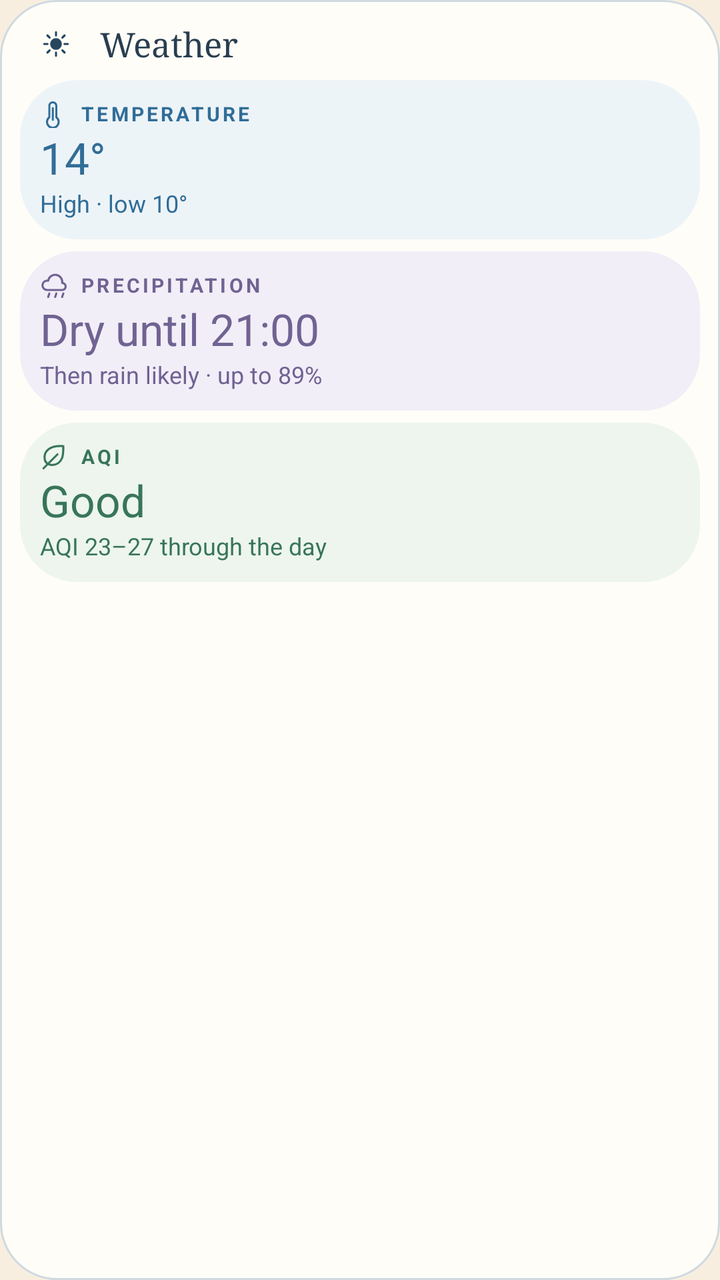
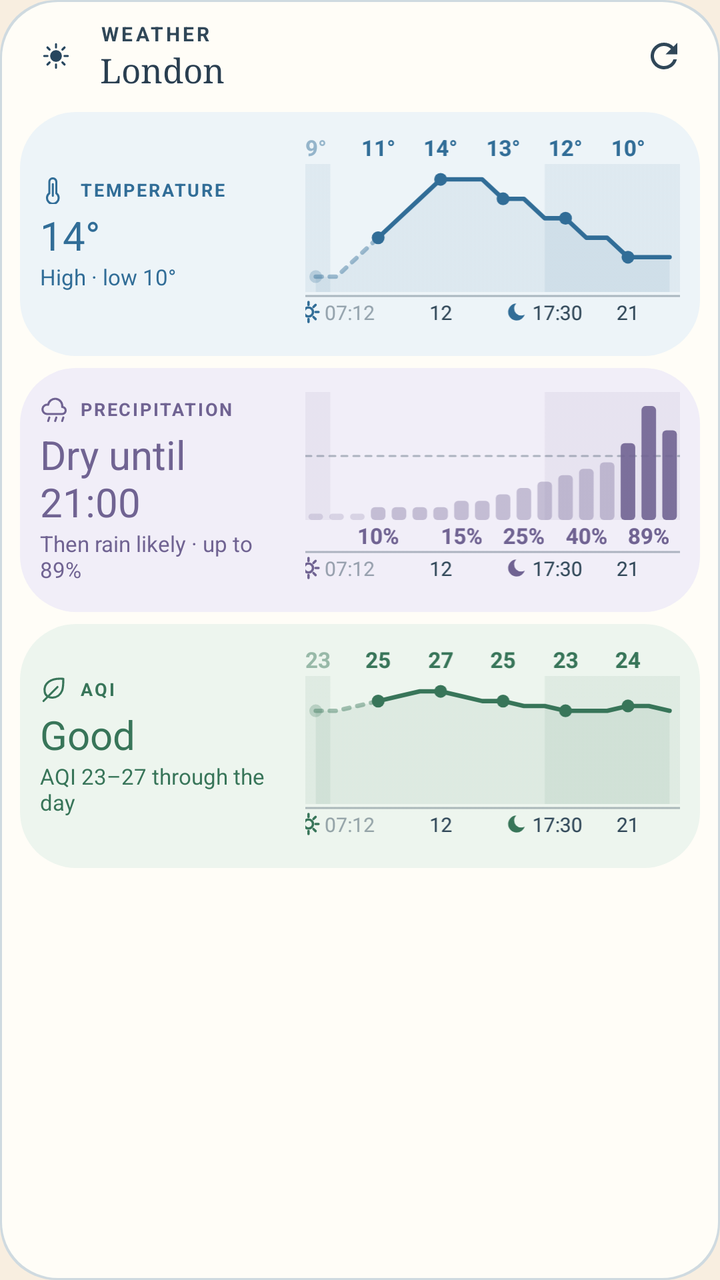

An Android layout rendered at two revisions. The XML below is the earlier revision; the diff shows what the commit changed to produce the second picture.
<!-- AndroidManifest.xml: application theme Screen -->
<!-- res/layout/widget_preview_weather_full.xml -->
<?xml version="1.0" encoding="utf-8"?>
<LinearLayout xmlns:android="http://schemas.android.com/apk/res/android"
    xmlns:tools="http://schemas.android.com/tools"
    android:layout_width="match_parent"
    android:layout_height="match_parent"
    android:background="@drawable/preview_card"
    android:orientation="vertical"
    android:padding="10dp">
    <LinearLayout android:layout_width="match_parent" android:layout_height="wrap_content" android:layout_marginStart="6dp" android:gravity="center_vertical">
        <ImageView android:layout_width="24dp" android:layout_height="24dp" android:importantForAccessibility="no" android:src="@drawable/ic_sun" android:tint="@color/preview_accent" tools:ignore="UseAppTint" />
        <TextView android:layout_width="wrap_content" android:layout_height="wrap_content" android:layout_marginStart="10dp" android:fontFamily="serif" android:text="@string/widget_weather_name" android:textColor="@color/preview_ink" android:textSize="17sp" />
    </LinearLayout>
    <LinearLayout android:layout_width="match_parent" android:layout_height="wrap_content" android:layout_marginTop="6dp" android:background="@drawable/preview_card" android:backgroundTint="#EDF4F8" android:orientation="vertical" android:padding="10dp">
        <LinearLayout android:layout_width="wrap_content" android:layout_height="wrap_content" android:gravity="center_vertical">
            <ImageView android:layout_width="14dp" android:layout_height="14dp" android:importantForAccessibility="no" android:src="@drawable/ic_thermometer" android:tint="#316D97" tools:ignore="UseAppTint" />
            <TextView android:layout_width="wrap_content" android:layout_height="wrap_content" android:layout_marginStart="6dp" android:letterSpacing="0.14" android:text="@string/weather_temperature" android:textAllCaps="true" android:textColor="#316D97" android:textSize="10sp" android:textStyle="bold" />
        </LinearLayout>
        <TextView android:layout_width="wrap_content" android:layout_height="wrap_content" android:text="14°" android:textColor="#316D97" android:textSize="22sp" />
        <TextView android:layout_width="wrap_content" android:layout_height="wrap_content" android:text="@string/preview_weather_high_low" android:textColor="#316D97" android:textSize="12sp" />
    </LinearLayout>
    <LinearLayout android:layout_width="match_parent" android:layout_height="wrap_content" android:layout_marginTop="6dp" android:background="@drawable/preview_card" android:backgroundTint="#F1EEF8" android:orientation="vertical" android:padding="10dp">
        <LinearLayout android:layout_width="wrap_content" android:layout_height="wrap_content" android:gravity="center_vertical">
            <ImageView android:layout_width="14dp" android:layout_height="14dp" android:importantForAccessibility="no" android:src="@drawable/ic_rain" android:tint="#706392" tools:ignore="UseAppTint" />
            <TextView android:layout_width="wrap_content" android:layout_height="wrap_content" android:layout_marginStart="6dp" android:letterSpacing="0.14" android:text="@string/weather_precipitation" android:textAllCaps="true" android:textColor="#706392" android:textSize="10sp" android:textStyle="bold" />
        </LinearLayout>
        <TextView android:layout_width="wrap_content" android:layout_height="wrap_content" android:text="@string/preview_weather_dry_until" android:textColor="#706392" android:textSize="22sp" />
        <TextView android:layout_width="wrap_content" android:layout_height="wrap_content" android:text="@string/preview_weather_then_rain" android:textColor="#706392" android:textSize="12sp" />
    </LinearLayout>
    <LinearLayout android:layout_width="match_parent" android:layout_height="wrap_content" android:layout_marginTop="6dp" android:background="@drawable/preview_card" android:backgroundTint="#EDF5EE" android:orientation="vertical" android:padding="10dp">
        <LinearLayout android:layout_width="wrap_content" android:layout_height="wrap_content" android:gravity="center_vertical">
            <ImageView android:layout_width="14dp" android:layout_height="14dp" android:importantForAccessibility="no" android:src="@drawable/ic_leaf" android:tint="#387559" tools:ignore="UseAppTint" />
            <TextView android:layout_width="wrap_content" android:layout_height="wrap_content" android:layout_marginStart="6dp" android:letterSpacing="0.14" android:text="@string/weather_air" android:textAllCaps="true" android:textColor="#387559" android:textSize="10sp" android:textStyle="bold" />
        </LinearLayout>
        <TextView android:layout_width="wrap_content" android:layout_height="wrap_content" android:text="@string/weather_aqi_good" android:textColor="#387559" android:textSize="22sp" />
        <TextView android:layout_width="wrap_content" android:layout_height="wrap_content" android:text="@string/preview_weather_aqi" android:textColor="#387559" android:textSize="12sp" />
    </LinearLayout>
</LinearLayout>
<!-- resources referenced by this layout -->
<resources>
  <color name="preview_accent">#27465E</color>
  <color name="preview_ink">#293E50</color>
  <!-- drawable ic_leaf (drawable) -->
  <?xml version="1.0" encoding="utf-8"?>
  <vector xmlns:android="http://schemas.android.com/apk/res/android"
      android:width="24dp" android:height="24dp" android:viewportWidth="24" android:viewportHeight="24">
      <path android:pathData="M20,3C9,2 3,7 4,14c1,7 12,7 15,-1 1,-3 1,-6 1,-10Z" android:strokeColor="#FFFFFFFF" android:strokeWidth="1.8" android:strokeLineCap="round" android:strokeLineJoin="round" />
      <path android:pathData="M3,22L15,10" android:strokeColor="#FFFFFFFF" android:strokeWidth="1.8" android:strokeLineCap="round" />
  </vector>
  <!-- drawable ic_thermometer (drawable) -->
  <?xml version="1.0" encoding="utf-8"?>
  <vector xmlns:android="http://schemas.android.com/apk/res/android"
      android:width="24dp" android:height="24dp" android:viewportWidth="24" android:viewportHeight="24">
      <path android:pathData="M14,14.8V5a3,3 0,0 0,-6 0v9.8a5,5 0,1 0,6 0Z" android:strokeColor="#FFFFFFFF" android:strokeWidth="1.8" android:strokeLineCap="round" android:strokeLineJoin="round" />
      <path android:pathData="M11,7v10" android:strokeColor="#FFFFFFFF" android:strokeWidth="1.8" android:strokeLineCap="round" />
  </vector>
  <!-- drawable preview_card (drawable) -->
  <?xml version="1.0" encoding="utf-8"?>
  <shape xmlns:android="http://schemas.android.com/apk/res/android">
      <solid android:color="@color/preview_surface" />
      <stroke android:width="1dp" android:color="@color/preview_line" />
      <corners android:radius="@dimen/widget_radius" />
  </shape>
  <string name="preview_weather_aqi">AQI 23–27 through the day</string>
  <string name="preview_weather_dry_until">Dry until 21:00</string>
  <string name="preview_weather_high_low">High · low 10°</string>
  <string name="preview_weather_then_rain">Then rain likely · up to 89%</string>
  <string name="weather_air">AQI</string>
  <string name="weather_aqi_good">Good</string>
  <string name="weather_precipitation">Precipitation</string>
  <string name="weather_temperature">Temperature</string>
  <string name="widget_weather_name">Weather</string>
  <style name="Screen" parent="@android:style/Theme.Material.Light.NoActionBar">
          <item name="android:windowBackground">@color/background</item>
          <item name="android:colorAccent">@color/sun</item>
          <item name="android:textColorPrimary">@color/ink</item>
          <item name="android:windowLightStatusBar">true</item>
      </style>
  <color name="sun">#D88B38</color>
  <color name="preview_surface">#FFFDF7</color>
  <color name="preview_line">#CFDAE0</color>
  <dimen name="widget_radius">16dp</dimen>
  <color name="background">#F8EEE0</color>
  <color name="ink">#2B2620</color>
  <!-- unchanged entries left out for length: 2 -->
</resources>

<!-- the commit's change to res/layout/widget_preview_weather_full.xml (unified diff, before → after) -->
@@ -1,37 +1,63 @@
 <?xml version="1.0" encoding="utf-8"?>
-<LinearLayout xmlns:android="http://schemas.android.com/apk/res/android"
+<FrameLayout xmlns:android="http://schemas.android.com/apk/res/android"
     xmlns:tools="http://schemas.android.com/tools"
     android:layout_width="match_parent"
     android:layout_height="match_parent"
-    android:background="@drawable/preview_card"
-    android:orientation="vertical"
-    android:padding="10dp">
-    <LinearLayout android:layout_width="match_parent" android:layout_height="wrap_content" android:layout_marginStart="6dp" android:gravity="center_vertical">
-        <ImageView android:layout_width="24dp" android:layout_height="24dp" android:importantForAccessibility="no" android:src="@drawable/ic_sun" android:tint="@color/preview_accent" tools:ignore="UseAppTint" />
-        <TextView android:layout_width="wrap_content" android:layout_height="wrap_content" android:layout_marginStart="10dp" android:fontFamily="serif" android:text="@string/widget_weather_name" android:textColor="@color/preview_ink" android:textSize="17sp" />
+    tools:ignore="HardcodedText,UseAppTint">
+
+    <ImageView android:layout_width="match_parent" android:layout_height="match_parent" android:importantForAccessibility="no" android:scaleType="fitXY" android:src="@drawable/round_card" android:tint="@color/preview_line" />
+    <ImageView android:layout_width="match_parent" android:layout_height="match_parent" android:layout_margin="1dp" android:importantForAccessibility="no" android:scaleType="fitXY" android:src="@drawable/round_card" android:tint="@color/preview_surface" />
+
+    <LinearLayout android:layout_width="match_parent" android:layout_height="match_parent" android:orientation="vertical" android:padding="10dp">
+        <LinearLayout android:layout_width="match_parent" android:layout_height="wrap_content" android:layout_marginStart="6dp" android:layout_marginBottom="4dp" android:gravity="center_vertical">
+            <ImageView android:layout_width="24dp" android:layout_height="24dp" android:importantForAccessibility="no" android:src="@drawable/ic_sun" android:tint="@color/preview_accent" />
+            <LinearLayout android:layout_width="0dp" android:layout_height="wrap_content" android:layout_marginStart="10dp" android:layout_weight="1" android:orientation="vertical">
+                <TextView android:layout_width="wrap_content" android:layout_height="wrap_content" android:letterSpacing="0.14" android:maxLines="1" android:text="@string/weather_label" android:textAllCaps="true" android:textColor="@color/preview_muted" android:textSize="10sp" android:textStyle="bold" />
+                <TextView android:layout_width="wrap_content" android:layout_height="wrap_content" android:ellipsize="end" android:fontFamily="serif" android:maxLines="1" android:text="@string/preview_city" android:textColor="@color/preview_ink" android:textSize="17sp" />
+            </LinearLayout>
+            <ImageView android:layout_width="36dp" android:layout_height="36dp" android:importantForAccessibility="no" android:padding="8dp" android:src="@drawable/ic_refresh" android:tint="@color/preview_muted" />
+        </LinearLayout>
+        <LinearLayout android:layout_width="match_parent" android:layout_height="wrap_content" android:layout_marginTop="6dp" android:background="@drawable/round_card" android:backgroundTint="@color/preview_temperature_tile" android:gravity="center_vertical" android:padding="10dp">
+            <LinearLayout android:layout_width="0dp" android:layout_height="wrap_content" android:layout_weight="2" android:orientation="vertical">
+                <LinearLayout android:layout_width="match_parent" android:layout_height="wrap_content" android:gravity="center_vertical">
+                    <ImageView android:layout_width="14dp" android:layout_height="14dp" android:importantForAccessibility="no" android:src="@drawable/ic_thermometer" android:tint="@color/preview_temperature" />
+                    <TextView android:layout_width="wrap_content" android:layout_height="wrap_content" android:layout_marginStart="6dp" android:ellipsize="end" android:letterSpacing="0.1" android:maxLines="1" android:text="@string/weather_temperature" android:textAllCaps="true" android:textColor="@color/preview_temperature" android:textSize="9sp" android:textStyle="bold" />
+                </LinearLayout>
+                <TextView android:layout_width="wrap_content" android:layout_height="wrap_content" android:layout_marginTop="2dp" android:maxLines="2" android:text="14°" android:textColor="@color/preview_temperature" android:textSize="20sp" />
+                <TextView android:layout_width="wrap_content" android:layout_height="wrap_content" android:maxLines="2" android:text="@string/preview_weather_high_low" android:textColor="@color/preview_temperature" android:textSize="11sp" />
+            </LinearLayout>
+            <FrameLayout android:layout_width="0dp" android:layout_height="wrap_content" android:layout_marginStart="8dp" android:layout_weight="3">
+                <ImageView android:layout_width="match_parent" android:layout_height="wrap_content" android:adjustViewBounds="true" android:importantForAccessibility="no" android:scaleType="fitXY" android:src="@drawable/preview_chart_row_axis" android:tint="@color/preview_muted" />
+                <ImageView android:layout_width="match_parent" android:layout_height="wrap_content" android:adjustViewBounds="true" android:importantForAccessibility="no" android:scaleType="fitXY" android:src="@drawable/preview_chart_row_temperature" android:tint="@color/preview_temperature" />
+            </FrameLayout>
+        </LinearLayout>
+        <LinearLayout android:layout_width="match_parent" android:layout_height="wrap_content" android:layout_marginTop="6dp" android:background="@drawable/round_card" android:backgroundTint="@color/preview_rain_tile" android:gravity="center_vertical" android:padding="10dp">
+            <LinearLayout android:layout_width="0dp" android:layout_height="wrap_content" android:layout_weight="2" android:orientation="vertical">
+                <LinearLayout android:layout_width="match_parent" android:layout_height="wrap_content" android:gravity="center_vertical">
+                    <ImageView android:layout_width="14dp" android:layout_height="14dp" android:importantForAccessibility="no" android:src="@drawable/ic_rain" android:tint="@color/preview_rain" />
+                    <TextView android:layout_width="wrap_content" android:layout_height="wrap_content" android:layout_marginStart="6dp" android:ellipsize="end" android:letterSpacing="0.1" android:maxLines="1" android:text="@string/weather_precipitation" android:textAllCaps="true" android:textColor="@color/preview_rain" android:textSize="9sp" android:textStyle="bold" />
+                </LinearLayout>
+                <TextView android:layout_width="wrap_content" android:layout_height="wrap_content" android:layout_marginTop="2dp" android:maxLines="2" android:text="@string/preview_weather_dry_until" android:textColor="@color/preview_rain" android:textSize="20sp" />
+                <TextView android:layout_width="wrap_content" android:layout_height="wrap_content" android:maxLines="2" android:text="@string/preview_weather_then_rain" android:textColor="@color/preview_rain" android:textSize="11sp" />
+            </LinearLayout>
+            <FrameLayout android:layout_width="0dp" android:layout_height="wrap_content" android:layout_marginStart="8dp" android:layout_weight="3">
+                <ImageView android:layout_width="match_parent" android:layout_height="wrap_content" android:adjustViewBounds="true" android:importantForAccessibility="no" android:scaleType="fitXY" android:src="@drawable/preview_chart_row_axis_rain" android:tint="@color/preview_muted" />
+                <ImageView android:layout_width="match_parent" android:layout_height="wrap_content" android:adjustViewBounds="true" android:importantForAccessibility="no" android:scaleType="fitXY" android:src="@drawable/preview_chart_row_rain" android:tint="@color/preview_rain" />
+            </FrameLayout>
+        </LinearLayout>
+        <LinearLayout android:layout_width="match_parent" android:layout_height="wrap_content" android:layout_marginTop="6dp" android:background="@drawable/round_card" android:backgroundTint="@color/preview_air_tile" android:gravity="center_vertical" android:padding="10dp">
+            <LinearLayout android:layout_width="0dp" android:layout_height="wrap_content" android:layout_weight="2" android:orientation="vertical">
+                <LinearLayout android:layout_width="match_parent" android:layout_height="wrap_content" android:gravity="center_vertical">
+                    <ImageView android:layout_width="14dp" android:layout_height="14dp" android:importantForAccessibility="no" android:src="@drawable/ic_leaf" android:tint="@color/preview_air" />
+                    <TextView android:layout_width="wrap_content" android:layout_height="wrap_content" android:layout_marginStart="6dp" android:ellipsize="end" android:letterSpacing="0.1" android:maxLines="1" android:text="@string/weather_air" android:textAllCaps="true" android:textColor="@color/preview_air" android:textSize="9sp" android:textStyle="bold" />
+                </LinearLayout>
+                <TextView android:layout_width="wrap_content" android:layout_height="wrap_content" android:layout_marginTop="2dp" android:maxLines="2" android:text="@string/weather_aqi_good" android:textColor="@color/preview_air" android:textSize="20sp" />
+                <TextView android:layout_width="wrap_content" android:layout_height="wrap_content" android:maxLines="2" android:text="@string/preview_weather_aqi" android:textColor="@color/preview_air" android:textSize="11sp" />
+            </LinearLayout>
+            <FrameLayout android:layout_width="0dp" android:layout_height="wrap_content" android:layout_marginStart="8dp" android:layout_weight="3">
+                <ImageView android:layout_width="match_parent" android:layout_height="wrap_content" android:adjustViewBounds="true" android:importantForAccessibility="no" android:scaleType="fitXY" android:src="@drawable/preview_chart_row_axis" android:tint="@color/preview_muted" />
+                <ImageView android:layout_width="match_parent" android:layout_height="wrap_content" android:adjustViewBounds="true" android:importantForAccessibility="no" android:scaleType="fitXY" android:src="@drawable/preview_chart_row_air" android:tint="@color/preview_air" />
+            </FrameLayout>
+        </LinearLayout>
     </LinearLayout>
-    <LinearLayout android:layout_width="match_parent" android:layout_height="wrap_content" android:layout_marginTop="6dp" android:background="@drawable/preview_card" android:backgroundTint="#EDF4F8" android:orientation="vertical" android:padding="10dp">
-        <LinearLayout android:layout_width="wrap_content" android:layout_height="wrap_content" android:gravity="center_vertical">
-            <ImageView android:layout_width="14dp" android:layout_height="14dp" android:importantForAccessibility="no" android:src="@drawable/ic_thermometer" android:tint="#316D97" tools:ignore="UseAppTint" />
-            <TextView android:layout_width="wrap_content" android:layout_height="wrap_content" android:layout_marginStart="6dp" android:letterSpacing="0.14" android:text="@string/weather_temperature" android:textAllCaps="true" android:textColor="#316D97" android:textSize="10sp" android:textStyle="bold" />
-        </LinearLayout>
-        <TextView android:layout_width="wrap_content" android:layout_height="wrap_content" android:text="14°" android:textColor="#316D97" android:textSize="22sp" />
-        <TextView android:layout_width="wrap_content" android:layout_height="wrap_content" android:text="@string/preview_weather_high_low" android:textColor="#316D97" android:textSize="12sp" />
-    </LinearLayout>
-    <LinearLayout android:layout_width="match_parent" android:layout_height="wrap_content" android:layout_marginTop="6dp" android:background="@drawable/preview_card" android:backgroundTint="#F1EEF8" android:orientation="vertical" android:padding="10dp">
-        <LinearLayout android:layout_width="wrap_content" android:layout_height="wrap_content" android:gravity="center_vertical">
-            <ImageView android:layout_width="14dp" android:layout_height="14dp" android:importantForAccessibility="no" android:src="@drawable/ic_rain" android:tint="#706392" tools:ignore="UseAppTint" />
-            <TextView android:layout_width="wrap_content" android:layout_height="wrap_content" android:layout_marginStart="6dp" android:letterSpacing="0.14" android:text="@string/weather_precipitation" android:textAllCaps="true" android:textColor="#706392" android:textSize="10sp" android:textStyle="bold" />
-        </LinearLayout>
-        <TextView android:layout_width="wrap_content" android:layout_height="wrap_content" android:text="@string/preview_weather_dry_until" android:textColor="#706392" android:textSize="22sp" />
-        <TextView android:layout_width="wrap_content" android:layout_height="wrap_content" android:text="@string/preview_weather_then_rain" android:textColor="#706392" android:textSize="12sp" />
-    </LinearLayout>
-    <LinearLayout android:layout_width="match_parent" android:layout_height="wrap_content" android:layout_marginTop="6dp" android:background="@drawable/preview_card" android:backgroundTint="#EDF5EE" android:orientation="vertical" android:padding="10dp">
-        <LinearLayout android:layout_width="wrap_content" android:layout_height="wrap_content" android:gravity="center_vertical">
-            <ImageView android:layout_width="14dp" android:layout_height="14dp" android:importantForAccessibility="no" android:src="@drawable/ic_leaf" android:tint="#387559" tools:ignore="UseAppTint" />
-            <TextView android:layout_width="wrap_content" android:layout_height="wrap_content" android:layout_marginStart="6dp" android:letterSpacing="0.14" android:text="@string/weather_air" android:textAllCaps="true" android:textColor="#387559" android:textSize="10sp" android:textStyle="bold" />
-        </LinearLayout>
-        <TextView android:layout_width="wrap_content" android:layout_height="wrap_content" android:text="@string/weather_aqi_good" android:textColor="#387559" android:textSize="22sp" />
-        <TextView android:layout_width="wrap_content" android:layout_height="wrap_content" android:text="@string/preview_weather_aqi" android:textColor="#387559" android:textSize="12sp" />
-    </LinearLayout>
-</LinearLayout>
+</FrameLayout>
<!-- resource entries referenced after the edit -->
@@ -1,6 +1,8 @@
 <!-- resources referenced by this layout -->
 <resources>
   <color name="preview_accent">#27465E</color>
+  <color name="preview_air">#387559</color>
+  <color name="preview_air_tile">#EDF5EE</color>
   <color name="preview_ink">#293E50</color>
   <!-- drawable ic_leaf (drawable) -->
   <?xml version="1.0" encoding="utf-8"?>
@@ -9,6 +11,12 @@
       <path android:pathData="M20,3C9,2 3,7 4,14c1,7 12,7 15,-1 1,-3 1,-6 1,-10Z" android:strokeColor="#FFFFFFFF" android:strokeWidth="1.8" android:strokeLineCap="round" android:strokeLineJoin="round" />
       <path android:pathData="M3,22L15,10" android:strokeColor="#FFFFFFFF" android:strokeWidth="1.8" android:strokeLineCap="round" />
   </vector>
+  <!-- drawable ic_refresh (drawable) -->
+  <?xml version="1.0" encoding="utf-8"?>
+  <vector xmlns:android="http://schemas.android.com/apk/res/android"
+      android:width="20dp" android:height="20dp" android:viewportWidth="24" android:viewportHeight="24">
+      <path android:fillColor="#FFFFFFFF" android:pathData="M17.65,6.35A7.96,7.96 0,0 0,12 4a8,8 0,1 0,7.73 10h-2.08A6,6 0,1 1,12 6c1.66,0 3.14,0.69 4.22,1.78L13,11h7V4l-2.35,2.35z" />
+  </vector>
   <!-- drawable ic_thermometer (drawable) -->
   <?xml version="1.0" encoding="utf-8"?>
   <vector xmlns:android="http://schemas.android.com/apk/res/android"
@@ -16,22 +24,27 @@
       <path android:pathData="M14,14.8V5a3,3 0,0 0,-6 0v9.8a5,5 0,1 0,6 0Z" android:strokeColor="#FFFFFFFF" android:strokeWidth="1.8" android:strokeLineCap="round" android:strokeLineJoin="round" />
       <path android:pathData="M11,7v10" android:strokeColor="#FFFFFFFF" android:strokeWidth="1.8" android:strokeLineCap="round" />
   </vector>
-  <!-- drawable preview_card (drawable) -->
+  <!-- drawable preview_chart_row_air: png bitmap (drawable-nodpi, 6619 bytes) -->
+  <!-- drawable preview_chart_row_axis: png bitmap (drawable-nodpi, 3141 bytes) -->
+  <!-- drawable preview_chart_row_axis_rain: png bitmap (drawable-nodpi, 3231 bytes) -->
+  <!-- drawable preview_chart_row_rain: png bitmap (drawable-nodpi, 6484 bytes) -->
+  <!-- drawable preview_chart_row_temperature: png bitmap (drawable-nodpi, 7882 bytes) -->
+  <!-- drawable round_card (drawable) -->
   <?xml version="1.0" encoding="utf-8"?>
-  <shape xmlns:android="http://schemas.android.com/apk/res/android">
-      <solid android:color="@color/preview_surface" />
-      <stroke android:width="1dp" android:color="@color/preview_line" />
+  <shape xmlns:android="http://schemas.android.com/apk/res/android" android:shape="rectangle">
+      <solid android:color="#FFFFFFFF" />
       <corners android:radius="@dimen/widget_radius" />
   </shape>
+  <string name="preview_city">London</string>
   <string name="preview_weather_aqi">AQI 23–27 through the day</string>
   <string name="preview_weather_dry_until">Dry until 21:00</string>
   <string name="preview_weather_high_low">High · low 10°</string>
   <string name="preview_weather_then_rain">Then rain likely · up to 89%</string>
   <string name="weather_air">AQI</string>
   <string name="weather_aqi_good">Good</string>
+  <string name="weather_label">Weather</string>
   <string name="weather_precipitation">Precipitation</string>
   <string name="weather_temperature">Temperature</string>
-  <string name="widget_weather_name">Weather</string>
   <style name="Screen" parent="@android:style/Theme.Material.Light.NoActionBar">
           <item name="android:windowBackground">@color/background</item>
           <item name="android:colorAccent">@color/sun</item>
@@ -40,7 +53,12 @@
       </style>
   <color name="sun">#D88B38</color>
   <color name="preview_surface">#FFFDF7</color>
+  <color name="preview_temperature">#316D97</color>
+  <color name="preview_temperature_tile">#EDF4F8</color>
   <color name="preview_line">#CFDAE0</color>
+  <color name="preview_muted">#304758</color>
+  <color name="preview_rain">#706392</color>
+  <color name="preview_rain_tile">#F1EEF8</color>
   <dimen name="widget_radius">16dp</dimen>
   <color name="background">#F8EEE0</color>
   <color name="ink">#2B2620</color>
